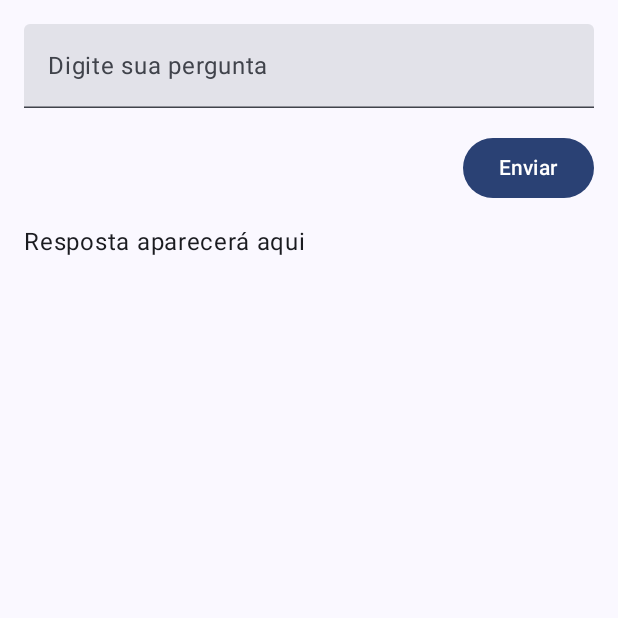
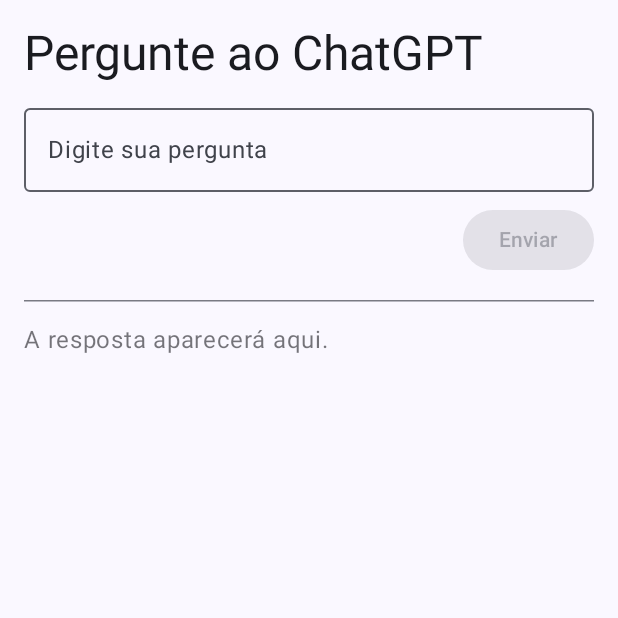
Before and after one commit to Joaovts07/MyIAsChat, an Android app built with Jetpack Compose: the composable ChatScreen shown on its own in the app's theme, on a phone screen of 412 x 824 dp, the top half of it. Run offline under Robolectric (Android 15) with nearby library versions, the phone set to English and light mode, and no system bars; libraries missing offline, so code that uses them is left out: io.ktor.serialization; 2 statements that could not run were skipped.

```diff
--- a/app/src/main/java/com/example/myiachats/ui/ChatScreen.kt
+++ b/app/src/main/java/com/example/myiachats/ui/ChatScreen.kt
@@ -1,53 +1,82 @@
 package com.example.myiachats.ui
 
 import androidx.compose.foundation.layout.*
+import androidx.compose.foundation.lazy.LazyColumn
 import androidx.compose.material3.Button
 import androidx.compose.material3.CircularProgressIndicator
+import androidx.compose.material3.HorizontalDivider
 import androidx.compose.material3.MaterialTheme
+import androidx.compose.material3.OutlinedTextField
 import androidx.compose.material3.Text
-import androidx.compose.material3.TextField
 import androidx.compose.runtime.*
 import androidx.compose.ui.Alignment
 import androidx.compose.ui.Modifier
 import androidx.compose.ui.unit.dp
 import com.example.myiachats.ChatViewModel
-import androidx.lifecycle.viewmodel.compose.viewModel
 
 @Composable
-fun ChatScreen(viewModel: ChatViewModel = viewModel()) {
-    val question by viewModel.question.collectAsState() // Observa o fluxo de estado
+fun ChatScreen(viewModel: ChatViewModel) {
+    val question by viewModel.question.collectAsState()
     val answer by viewModel.answer.collectAsState()
     val isLoading by viewModel.isLoading.collectAsState()
 
     Column(
         modifier = Modifier
             .fillMaxSize()
-            .padding(16.dp),
-        verticalArrangement = Arrangement.spacedBy(16.dp)
+            .padding(16.dp)
     ) {
-        TextField(
+        Text(
+            text = "Pergunte ao ChatGPT",
+            style = MaterialTheme.typography.headlineLarge,
+            modifier = Modifier.padding(bottom = 8.dp)
+        )
+
+        OutlinedTextField(
             value = question,
             onValueChange = { viewModel.onQuestionChanged(it) },
-            modifier = Modifier.fillMaxWidth(),
-            placeholder = { Text("Digite sua pergunta") }
+            label = { Text("Digite sua pergunta") },
+            modifier = Modifier
+                .fillMaxWidth()
+                .padding(bottom = 8.dp)
         )
 
         Button(
-            onClick = { viewModel.sendQuestion() },
-            modifier = Modifier.align(Alignment.End),
-            enabled = !isLoading
+            onClick = { viewModel.sendBothQuestionsInParallel() },
+            enabled = !isLoading && question.isNotBlank(),
+            modifier = Modifier.align(Alignment.End)
         ) {
             if (isLoading) {
-                CircularProgressIndicator(modifier = Modifier.size(24.dp))
+                CircularProgressIndicator(
+                    color = MaterialTheme.colorScheme.onPrimary,
+                    modifier = Modifier.size(16.dp)
+                )
             } else {
                 Text("Enviar")
             }
         }
 
-        Text(
-            text = answer ?: "Resposta aparecerá aqui",
-            modifier = Modifier.fillMaxWidth(),
-            style = MaterialTheme.typography.bodyLarge
-        )
+        HorizontalDivider(modifier = Modifier.padding(vertical = 16.dp))
+
+        LazyColumn(modifier = Modifier.fillMaxSize()) {
+            item {
+                if (answer?.isNotBlank() == true) {
+                    Text(
+                        text = "Resposta do ChatGPT:",
+                        style = MaterialTheme.typography.bodyMedium,
+                        modifier = Modifier.padding(bottom = 8.dp)
+                    )
+                    Text(
+                        text = answer!!,
+                        style = MaterialTheme.typography.bodyLarge
+                    )
+                } else {
+                    Text(
+                        text = "A resposta aparecerá aqui.",
+                        style = MaterialTheme.typography.bodyLarge,
+                        color = MaterialTheme.colorScheme.onSurface.copy(alpha = 0.6f)
+                    )
+                }
+            }
+        }
     }
 }
```
Also changed, not shown: app/src/main/java/com/example/myiachats/ChatViewModel.kt (+65 -31 lines).
